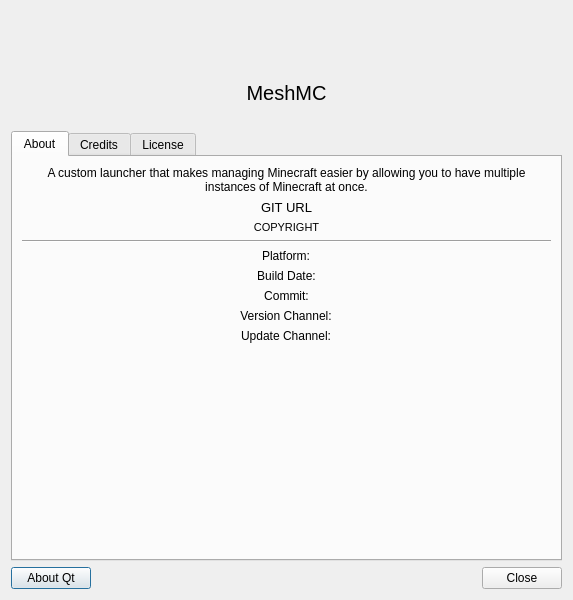
Before: the Qt Designer form launcher/ui/dialogs/AboutDialog.ui in Project-Tick/MeshMC, drawn with Qt 5.
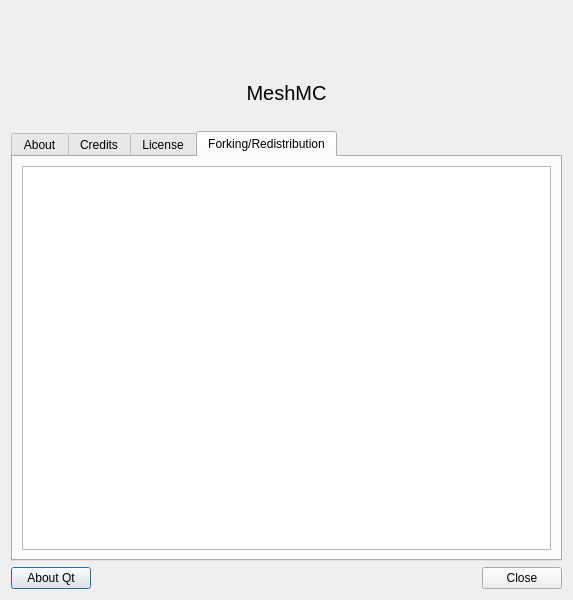
After: the same form once the commit is applied. The open tabs and pages were chosen to show the change.

```diff
--- a/launcher/ui/dialogs/AboutDialog.ui
+++ b/launcher/ui/dialogs/AboutDialog.ui
@@ -301,6 +301,20 @@
        </item>
       </layout>
      </widget>
+     <widget class="QWidget" name="forkingTab">
+      <attribute name="title">
+       <string>Forking/Redistribution</string>
+      </attribute>
+      <layout class="QVBoxLayout" name="verticalLayout_4">
+       <item>
+        <widget class="QTextEdit" name="redistributionText">
+         <property name="textInteractionFlags">
+          <set>Qt::LinksAccessibleByKeyboard|Qt::LinksAccessibleByMouse|Qt::TextBrowserInteraction|Qt::TextSelectableByKeyboard|Qt::TextSelectableByMouse</set>
+         </property>
+        </widget>
+       </item>
+      </layout>
+     </widget>
     </widget>
    </item>
    <item>
```
Left out of the diff: 1 changed line with no effect on the pictures.
